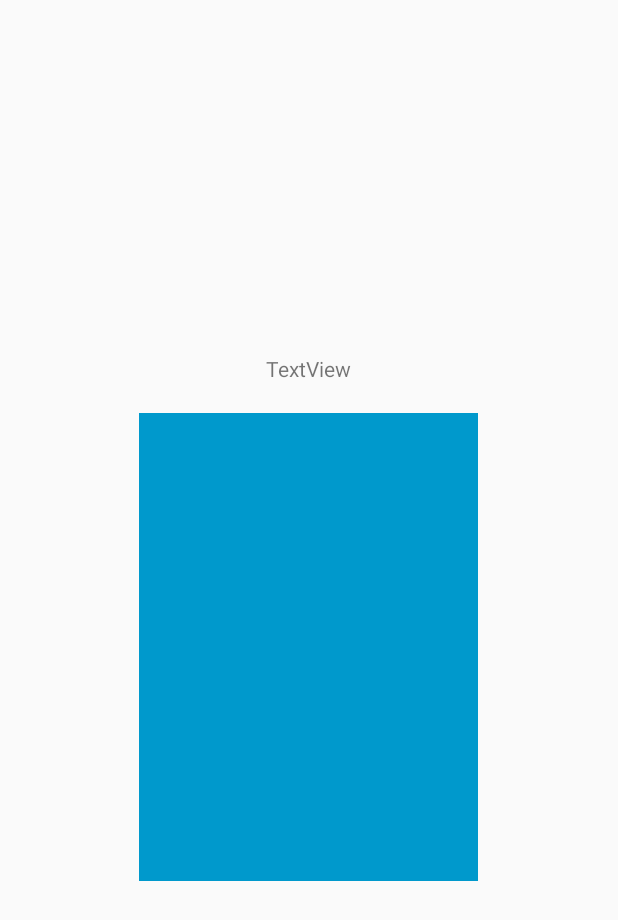
After one commit to cqpham/SEG3125_Project, an Android app: the layout finished_task.xml on its own in the app's theme, with its tools: preview values and no code run, on a phone screen of 412 x 824 dp. The commit adds this screen. Shown: the top 920 px of the screen. Run offline under Robolectric (Android 15) with nearby library versions, the phone set to English and light mode, and no system bars.

Commit message:
Added options for notification after finishing a task

```diff
--- a/app/src/main/res/layout/activity_main.xml
+++ b/app/src/main/res/layout/activity_main.xml
@@ -4,7 +4,8 @@
     xmlns:tools="http://schemas.android.com/tools"
     android:layout_width="match_parent"
     android:layout_height="match_parent"
-    tools:context="seg3125.project.MainActivity">
+    tools:context="seg3125.project.MainActivity"
+    android:id="@+id/coordinatorLayout">
 
     <android.support.design.widget.AppBarLayout
         android:layout_width="match_parent"
--- a/app/src/main/res/layout/content_main.xml
+++ b/app/src/main/res/layout/content_main.xml
@@ -30,12 +30,12 @@
         app:layout_constraintRight_toRightOf="parent">
 
         <TextView
-            android:id="@+id/textView6"
+            android:id="@+id/countDownText"
             android:layout_width="wrap_content"
             android:layout_height="wrap_content"
             android:layout_weight="1"
             android:layout_marginTop="10dp"
-            android:text="TextView"
+            android:text="@string/timer_default"
             tools:layout_editor_absoluteX="0dp"
             tools:layout_editor_absoluteY="0dp" />
 
--- /dev/null
+++ b/app/src/main/res/layout/finished_task.xml
@@ -0,0 +1,29 @@
+<?xml version="1.0" encoding="utf-8"?>
+<LinearLayout xmlns:android="http://schemas.android.com/apk/res/android"
+    xmlns:app="http://schemas.android.com/apk/res-auto"
+    android:orientation="vertical" android:layout_width="match_parent"
+    android:layout_height="match_parent">
+    <LinearLayout
+        android:layout_width="match_parent"
+        android:layout_height="match_parent"
+        android:orientation="vertical"
+        android:paddingLeft="20dp"
+        android:paddingRight="20dp"
+        android:gravity="center"
+        android:weightSum="1">
+
+        <TextView
+            android:id="@+id/textView"
+            android:layout_width="wrap_content"
+            android:layout_height="wrap_content"
+            android:text="TextView"
+            android:layout_marginBottom="20dp"/>
+
+        <ImageView
+            android:id="@+id/imageView"
+            android:layout_width="226dp"
+            android:layout_height="100dp"
+            app:srcCompat="@android:color/holo_blue_dark"
+            android:layout_weight="0.31" />
+    </LinearLayout>
+</LinearLayout>
--- a/app/src/main/res/values/strings.xml
+++ b/app/src/main/res/values/strings.xml
@@ -5,4 +5,6 @@
     <string name="task_create">Create a task</string>
     <string name="task_name">Task Name</string>
     <string name="task_duration">Task Duration</string>
+
+    <string name="timer_default">00:00:00</string>
 </resources>
```
Also changed, not shown: app/src/main/java/seg3125/project/MainActivity.java (+78 -10 lines).
